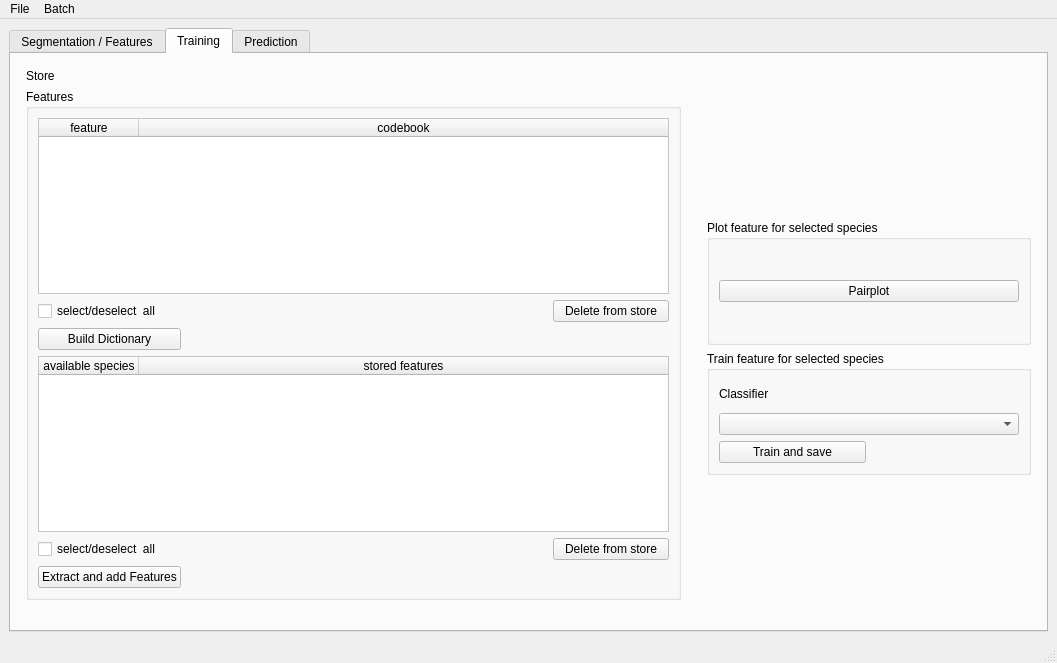
The window that Python/src/masterarbeit/UI/qt/main_window.ui (ChrFr/Masterarbeit) describes before a commit, drawn with Qt 5.
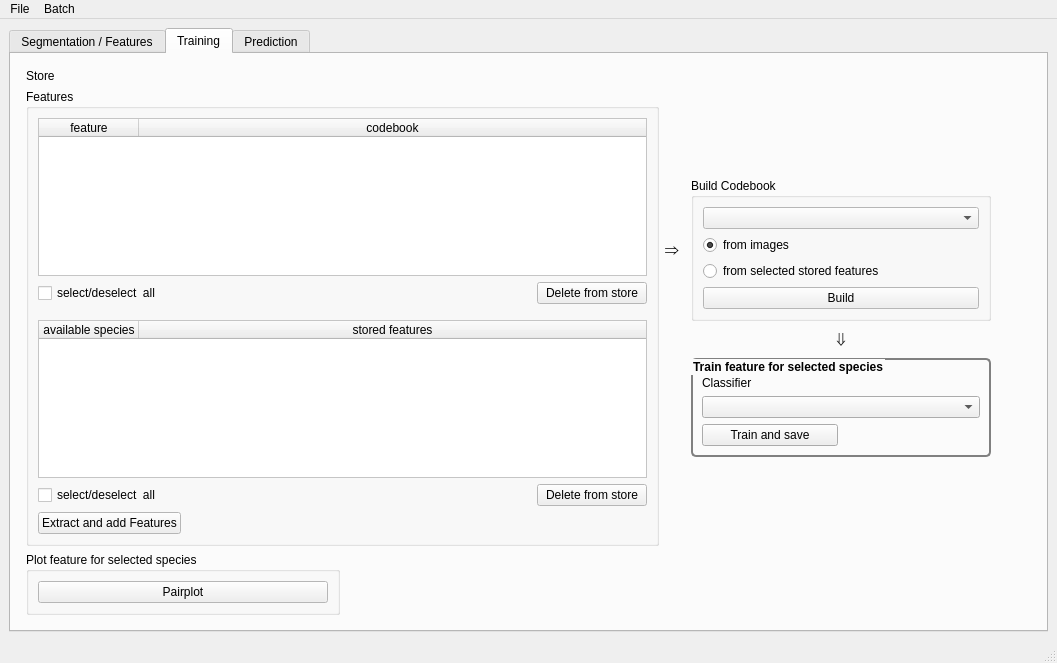
The same window after the commit. The open tabs and pages were chosen to show the change.

Commit message: Update: possibility to store raw features and apply codebook just before training

What changed in the file:
```diff
--- a/Python/src/masterarbeit/UI/qt/main_window.ui
+++ b/Python/src/masterarbeit/UI/qt/main_window.ui
@@ -214,7 +214,7 @@
           <widget class="QWidget" name="scrollAreaWidgetContents_4">
            <property name="geometry">
             <rect>
-             <x>-197</x>
+             <x>0</x>
              <y>0</y>
              <width>1640</width>
              <height>531</height>
@@ -589,32 +589,6 @@
         <property name="bottomMargin">
          <number>15</number>
         </property>
-        <item row="4" column="3" rowspan="2">
-         <spacer name="verticalSpacer_5">
-          <property name="orientation">
-           <enum>Qt::Vertical</enum>
-          </property>
-          <property name="sizeHint" stdset="0">
-           <size>
-            <width>20</width>
-            <height>40</height>
-           </size>
-          </property>
-         </spacer>
-        </item>
-        <item row="0" column="3" rowspan="2">
-         <spacer name="verticalSpacer_7">
-          <property name="orientation">
-           <enum>Qt::Vertical</enum>
-          </property>
-          <property name="sizeHint" stdset="0">
-           <size>
-            <width>20</width>
-            <height>40</height>
-           </size>
-          </property>
-         </spacer>
-        </item>
         <item row="0" column="0">
          <widget class="QLabel" name="store_label">
           <property name="text">
@@ -622,23 +596,7 @@
           </property>
          </widget>
         </item>
-        <item row="0" column="2" rowspan="6">
-         <spacer name="horizontalSpacer_11">
-          <property name="orientation">
-           <enum>Qt::Horizontal</enum>
-          </property>
-          <property name="sizeType">
-           <enum>QSizePolicy::Fixed</enum>
-          </property>
-          <property name="sizeHint" stdset="0">
-           <size>
-            <width>20</width>
-            <height>20</height>
-           </size>
-          </property>
-         </spacer>
-        </item>
-        <item row="1" column="0" rowspan="4" colspan="2">
+        <item row="1" column="0" rowspan="5" colspan="2">
          <widget class="QGroupBox" name="feature_group_box">
           <property name="minimumSize">
            <size>
@@ -650,31 +608,39 @@
            <string>Features</string>
           </property>
           <layout class="QGridLayout" name="gridLayout_7">
-           <item row="6" column="4">
-            <widget class="QPushButton" name="delete_species_button">
-             <property name="text">
-              <string>Delete from store</string>
+           <item row="0" column="0" colspan="5">
+            <widget class="QTableWidget" name="feature_table">
+             <property name="tabKeyNavigation">
+              <bool>false</bool>
              </property>
-            </widget>
-           </item>
-           <item row="1" column="4">
-            <widget class="QPushButton" name="delete_features_button">
-             <property name="text">
-              <string>Delete from store</string>
+             <property name="showDropIndicator" stdset="0">
+              <bool>false</bool>
              </property>
-            </widget>
-           </item>
-           <item row="1" column="0">
-            <widget class="QCheckBox" name="all_features_check">
-             <property name="text">
-              <string>select/deselect  all</string>
+             <property name="selectionMode">
+              <enum>QAbstractItemView::NoSelection</enum>
              </property>
+             <property name="columnCount">
+              <number>2</number>
+             </property>
+             <attribute name="horizontalHeaderStretchLastSection">
+              <bool>true</bool>
+             </attribute>
+             <column>
+              <property name="text">
+               <string>feature</string>
+              </property>
+             </column>
+             <column>
+              <property name="text">
+               <string>codebook</string>
+              </property>
+             </column>
             </widget>
            </item>
-           <item row="6" column="0">
-            <widget class="QCheckBox" name="all_species_check">
+           <item row="7" column="0">
+            <widget class="QPushButton" name="add_features_button">
              <property name="text">
-              <string>select/deselect  all</string>
+              <string>Extract and add Features</string>
              </property>
             </widget>
            </item>
@@ -694,35 +660,53 @@
              </property>
             </spacer>
            </item>
-           <item row="0" column="0" colspan="5">
-            <widget class="QTableWidget" name="feature_table">
-             <property name="tabKeyNavigation">
-              <bool>false</bool>
+           <item row="6" column="0">
+            <widget class="QCheckBox" name="all_species_check">
+             <property name="text">
+              <string>select/deselect  all</string>
              </property>
-             <property name="showDropIndicator" stdset="0">
-              <bool>false</bool>
+            </widget>
+           </item>
+           <item row="1" column="1" colspan="3">
+            <spacer name="horizontalSpacer_10">
+             <property name="orientation">
+              <enum>Qt::Horizontal</enum>
              </property>
-             <property name="selectionMode">
-              <enum>QAbstractItemView::NoSelection</enum>
+             <property name="sizeHint" stdset="0">
+              <size>
+               <width>40</width>
+               <height>20</height>
+              </size>
              </property>
-             <property name="columnCount">
-              <number>2</number>
+            </spacer>
+           </item>
+           <item row="6" column="4">
+            <widget class="QPushButton" name="delete_species_button">
+             <property name="text">
+              <string>Delete from store</string>
              </property>
-             <attribute name="horizontalHeaderStretchLastSection">
-              <bool>true</bool>
-             </attribute>
-             <column>
-              <property name="text">
-               <string>feature</string>
-              </property>
-             </column>
-             <column>
-              <property name="text">
-               <string>codebook</string>
-              </property>
-             </column>
             </widget>
            </item>
+           <item row="1" column="0">
+            <widget class="QCheckBox" name="all_features_check">
+             <property name="text">
+              <string>select/deselect  all</string>
+             </property>
+            </widget>
+           </item>
+           <item row="6" column="1" colspan="3">
+            <spacer name="horizontalSpacer_13">
+             <property name="orientation">
+              <enum>Qt::Horizontal</enum>
+             </property>
+             <property name="sizeHint" stdset="0">
+              <size>
+               <width>40</width>
+               <height>20</height>
+              </size>
+             </property>
+            </spacer>
+           </item>
            <item row="5" column="0" colspan="5">
             <widget class="QTableWidget" name="species_table">
              <property name="tabKeyNavigation">
@@ -752,55 +736,101 @@
              </column>
             </widget>
            </item>
-           <item row="7" column="0">
-            <widget class="QPushButton" name="add_features_button">
+           <item row="1" column="4">
+            <widget class="QPushButton" name="delete_features_button">
              <property name="text">
-              <string>Extract and add Features</string>
+              <string>Delete from store</string>
              </property>
             </widget>
            </item>
-           <item row="3" column="0">
+          </layout>
+         </widget>
+        </item>
+        <item row="6" column="0">
+         <widget class="QGroupBox" name="groupBox_2">
+          <property name="title">
+           <string>Plot feature for selected species</string>
+          </property>
+          <layout class="QGridLayout" name="gridLayout_8">
+           <item row="0" column="0">
+            <widget class="QPushButton" name="pairplot_button">
+             <property name="text">
+              <string>Pairplot</string>
+             </property>
+            </widget>
+           </item>
+          </layout>
+         </widget>
+        </item>
+        <item row="2" column="3">
+         <widget class="QGroupBox" name="groupBox_5">
+          <property name="maximumSize">
+           <size>
+            <width>300</width>
+            <height>16777215</height>
+           </size>
+          </property>
+          <property name="title">
+           <string>Build Codebook</string>
+          </property>
+          <layout class="QVBoxLayout" name="verticalLayout_3">
+           <item>
+            <widget class="QComboBox" name="codebook_build_combo"/>
+           </item>
+           <item>
+            <widget class="QRadioButton" name="dict_images_radio">
+             <property name="text">
+              <string>from images</string>
+             </property>
+             <property name="checked">
+              <bool>true</bool>
+             </property>
+            </widget>
+           </item>
+           <item>
+            <widget class="QRadioButton" name="dict_features_radio">
+             <property name="text">
+              <string>from selected stored features</string>
+             </property>
+            </widget>
+           </item>
+           <item>
             <widget class="QPushButton" name="build_dict_button">
              <property name="text">
-              <string>Build Dictionary</string>
+              <string>Build</string>
              </property>
             </widget>
            </item>
-           <item row="6" column="1" colspan="3">
-            <spacer name="horizontalSpacer_13">
-             <property name="orientation">
-              <enum>Qt::Horizontal</enum>
-             </property>
-             <property name="sizeHint" stdset="0">
-              <size>
-               <width>40</width>
-               <height>20</height>
-              </size>
-             </property>
-            </spacer>
-           </item>
-           <item row="1" column="1" colspan="3">
-            <spacer name="horizontalSpacer_10">
-             <property name="orientation">
-              <enum>Qt::Horizontal</enum>
-             </property>
-             <property name="sizeHint" stdset="0">
-              <size>
-               <width>40</width>
-               <height>20</height>
-              </size>
-             </property>
-            </spacer>
-           </item>
           </layout>
          </widget>
         </item>
-        <item row="3" column="3">
+        <item row="4" column="3">
          <widget class="QGroupBox" name="groupBox_3">
+          <property name="maximumSize">
+           <size>
+            <width>300</width>
+            <height>16777215</height>
+           </size>
+          </property>
+          <property name="font">
+           <font>
+            <weight>75</weight>
+            <bold>true</bold>
+           </font>
+          </property>
+          <property name="autoFillBackground">
+           <bool>false</bool>
+          </property>
+          <property name="styleSheet">
+           <string notr="true"> QGroupBox{border: 2px solid gray;  border-radius: 5px;}</string>
+          </property>
           <property name="title">
            <string>Train feature for selected species</string>
           </property>
           <layout class="QGridLayout" name="gridLayout_9">
+           <property name="topMargin">
+            <number>16</number>
+           </property>
            <item row="0" column="0">
             <widget class="QLabel" name="label_3">
              <property name="text">
@@ -821,22 +851,85 @@
           </layout>
          </widget>
         </item>
-        <item row="2" column="3">
-         <widget class="QGroupBox" name="groupBox_2">
-          <property name="title">
-           <string>Plot feature for selected species</string>
+        <item row="1" column="3">
+         <spacer name="verticalSpacer_8">
+          <property name="orientation">
+           <enum>Qt::Vertical</enum>
           </property>
-          <layout class="QGridLayout" name="gridLayout_8">
-           <item row="0" column="0">
-            <widget class="QPushButton" name="pairplot_button">
-             <property name="text">
-              <string>Pairplot</string>
-             </property>
-            </widget>
-           </item>
-          </layout>
+          <property name="sizeHint" stdset="0">
+           <size>
+            <width>20</width>
+            <height>40</height>
+           </size>
+          </property>
+         </spacer>
+        </item>
+        <item row="3" column="4">
+         <spacer name="horizontalSpacer_7">
+          <property name="orientation">
+           <enum>Qt::Horizontal</enum>
+          </property>
+          <property name="sizeType">
+           <enum>QSizePolicy::Fixed</enum>
+          </property>
+          <property name="sizeHint" stdset="0">
+           <size>
+            <width>40</width>
+            <height>20</height>
+           </size>
+          </property>
+         </spacer>
+        </item>
+        <item row="2" column="2">
+         <widget class="QLabel" name="label_10">
+          <property name="maximumSize">
+           <size>
+            <width>20</width>
+            <height>16777215</height>
+           </size>
+          </property>
+          <property name="font">
+           <font>
+            <pointsize>14</pointsize>
+            <weight>50</weight>
+            <bold>false</bold>
+           </font>
+          </property>
+          <property name="text">
+           <string>⇒</string>
+          </property>
          </widget>
         </item>
+        <item row="3" column="3">
+         <widget class="QLabel" name="label_11">
+          <property name="font">
+           <font>
+            <pointsize>15</pointsize>
+            <weight>50</weight>
+            <bold>false</bold>
+           </font>
+          </property>
+          <property name="text">
+           <string>⇓</string>
+          </property>
+          <property name="alignment">
+           <set>Qt::AlignCenter</set>
+          </property>
+         </widget>
+        </item>
+        <item row="5" column="3">
+         <spacer name="verticalSpacer_5">
+          <property name="orientation">
+           <enum>Qt::Vertical</enum>
+          </property>
+          <property name="sizeHint" stdset="0">
+           <size>
+            <width>20</width>
+            <height>40</height>
+           </size>
+          </property>
+         </spacer>
+        </item>
        </layout>
       </widget>
       <widget class="QWidget" name="prediction_tab">
```
The commit also changes 9 other files.
